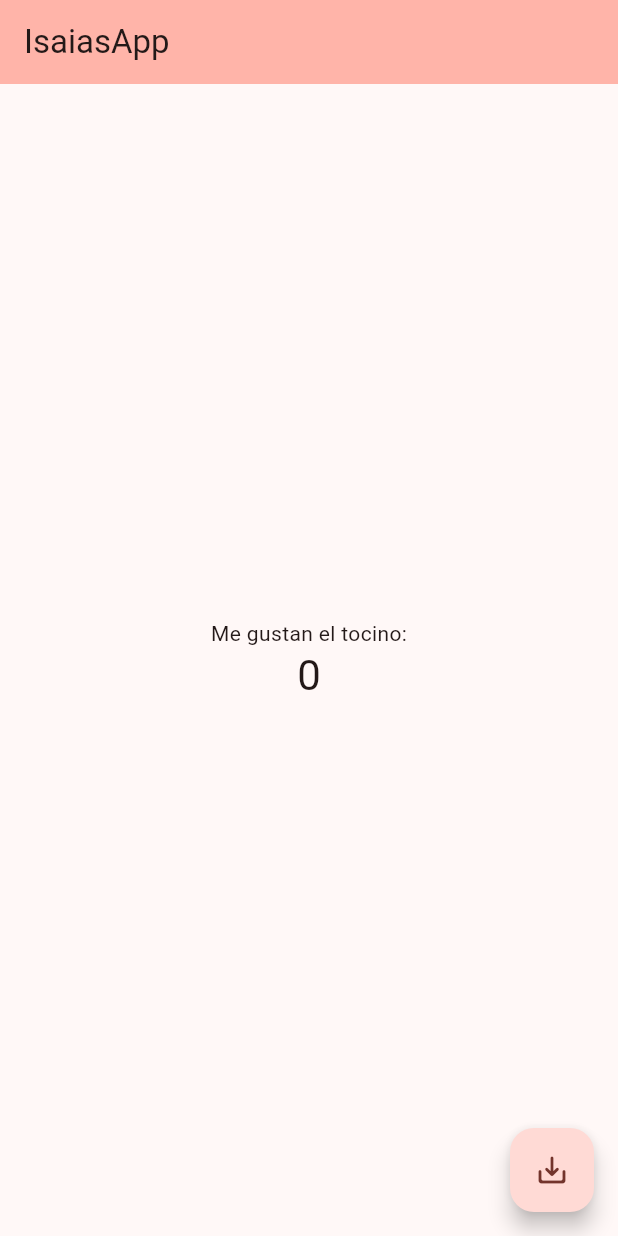
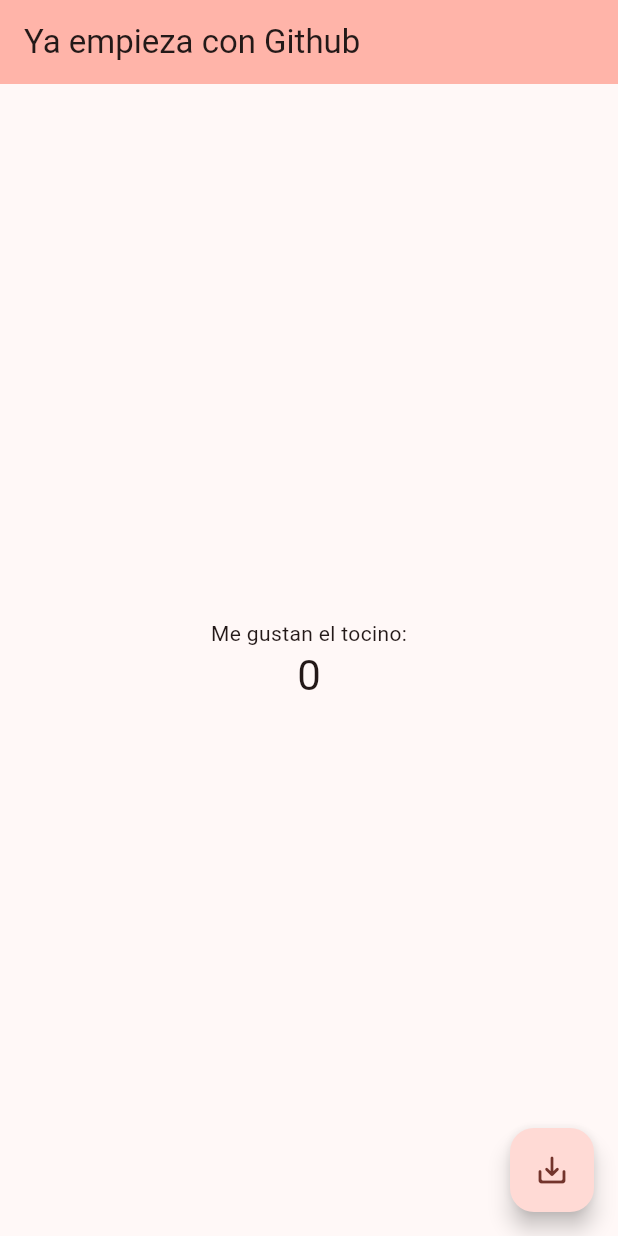
Before and after one commit to IGerardoJR/AppCursoGit, a Flutter app: the screen it shows after launch, on a phone screen of 412 x 824 dp. Run offline on Flutter 3.47's test engine with Material 2 defaults, Android fonts, the phone set to English and light mode, and no system bars.

Commit message:
Se modifico el appBar[Empieza con github]

```diff
--- a/lib/main.dart
+++ b/lib/main.dart
@@ -32,7 +32,7 @@ class MyApp extends StatelessWidget {
         colorScheme: ColorScheme.fromSeed(seedColor: Colors.red),
         useMaterial3: true,
       ),
-      home: const MyHomePage( title: 'IsaiasApp'),
+      home: const MyHomePage( title: 'Ya empieza con Github'),
 
     );
   }
```
